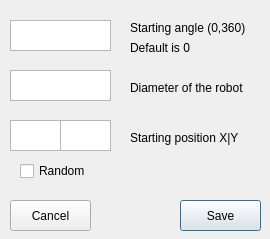
The window that ICP_PROJECT_2024/robot_settings.ui (ToxicToxon/ICP-PROJECT-2024) describes before a commit, drawn with Qt 5.
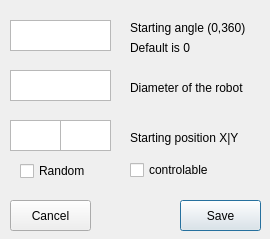
The same window after the commit.

```diff
--- a/ICP_PROJECT_2024/robot_settings.ui
+++ b/ICP_PROJECT_2024/robot_settings.ui
@@ -184,6 +184,19 @@
     <string>Cancel</string>
    </property>
   </widget>
+  <widget class="QCheckBox" name="checkBox">
+   <property name="geometry">
+    <rect>
+     <x>130</x>
+     <y>160</y>
+     <width>101</width>
+     <height>20</height>
+    </rect>
+   </property>
+   <property name="text">
+    <string>controlable</string>
+   </property>
+  </widget>
  </widget>
  <resources/>
  <connections>
```
Left out of the diff: 3 changed lines with no effect on the pictures.
